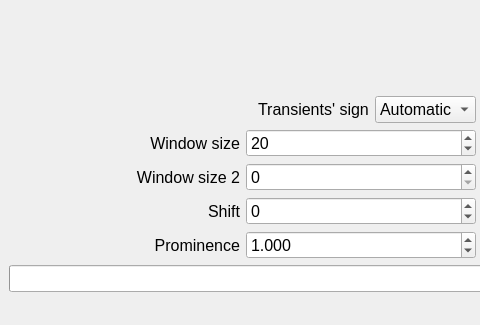
Old version of the form TransientAnalyzer.ui in the repository IuliiaBaglaeva/TransientAnalyzerUI; both pictures show x 0 to 480 and y 548 to 873 of the 1344 by 873 pixel window.
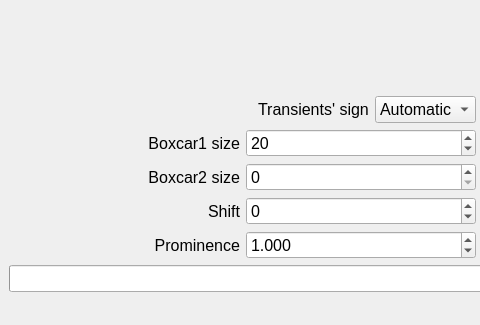
New version of the form. Custom widgets are drawn as their Qt base class.

```diff
--- a/TransientAnalyzer.ui
+++ b/TransientAnalyzer.ui
@@ -109,7 +109,7 @@
                     <item>
                      <widget class="QLabel" name="label">
                       <property name="text">
-                       <string>Window size</string>
+                       <string>Boxcar1 size</string>
                       </property>
                       <property name="alignment">
                        <set>Qt::AlignRight|Qt::AlignTrailing|Qt::AlignVCenter</set>
@@ -119,7 +119,7 @@
                     <item>
                      <widget class="QLabel" name="label_2">
                       <property name="text">
-                       <string>Window size 2</string>
+                       <string>Boxcar2 size</string>
                       </property>
                       <property name="alignment">
                        <set>Qt::AlignRight|Qt::AlignTrailing|Qt::AlignVCenter</set>
```
Left out of the diff: 2 changed lines with no effect on the pictures.
